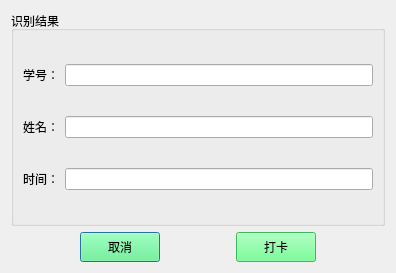
First picture: the form in showresultdialog.ui, repository eagleqq/FaceRecognition, before the edit.
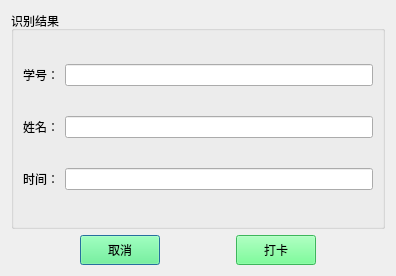
Second picture: the form after the edit.

The edit to the form file:
```diff
--- a/showresultdialog.ui
+++ b/showresultdialog.ui
@@ -7,7 +7,7 @@
     <x>0</x>
     <y>0</y>
     <width>396</width>
-    <height>271</height>
+    <height>276</height>
    </rect>
   </property>
   <property name="windowTitle">
```
